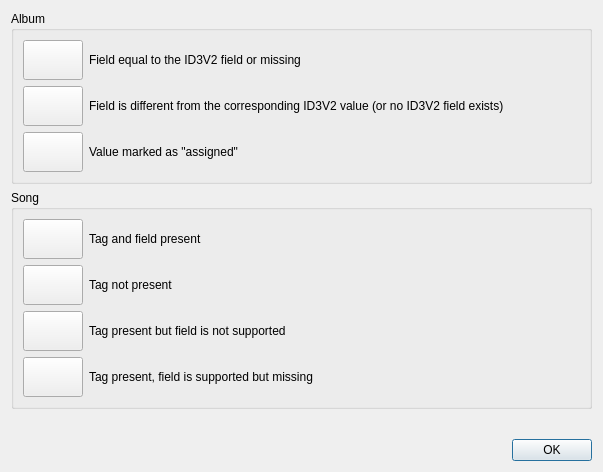
frispete/mp3diags, file mp3diags/src/Palette.ui: the form before one commit.
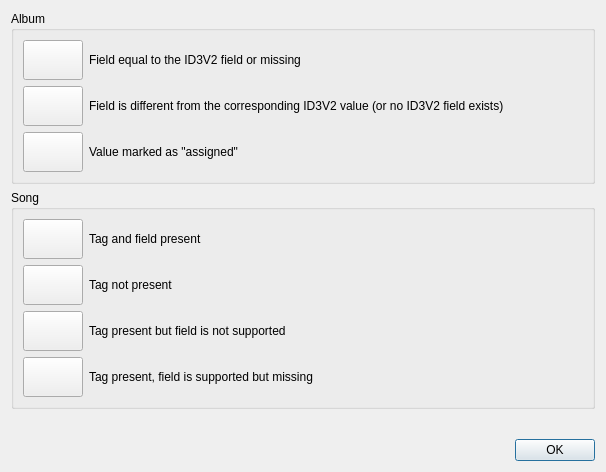
The form after the commit.

Patch:
```diff
--- a/mp3diags/src/Palette.ui
+++ b/mp3diags/src/Palette.ui
@@ -1,11 +1,11 @@
 <ui version="4.0" >
  <class>PaletteDlg</class>
- <widget class="QDialog" name="PaletteDlg" >
-  <property name="geometry" >
+ <widget class="QDialog" name="PaletteDlg">
+  <property name="geometry">
    <rect>
     <x>0</x>
     <y>0</y>
-    <width>603</width>
+    <width>606</width>
     <height>472</height>
    </rect>
   </property>
```
Left out of the diff: 182 changed lines with no effect on the pictures.
